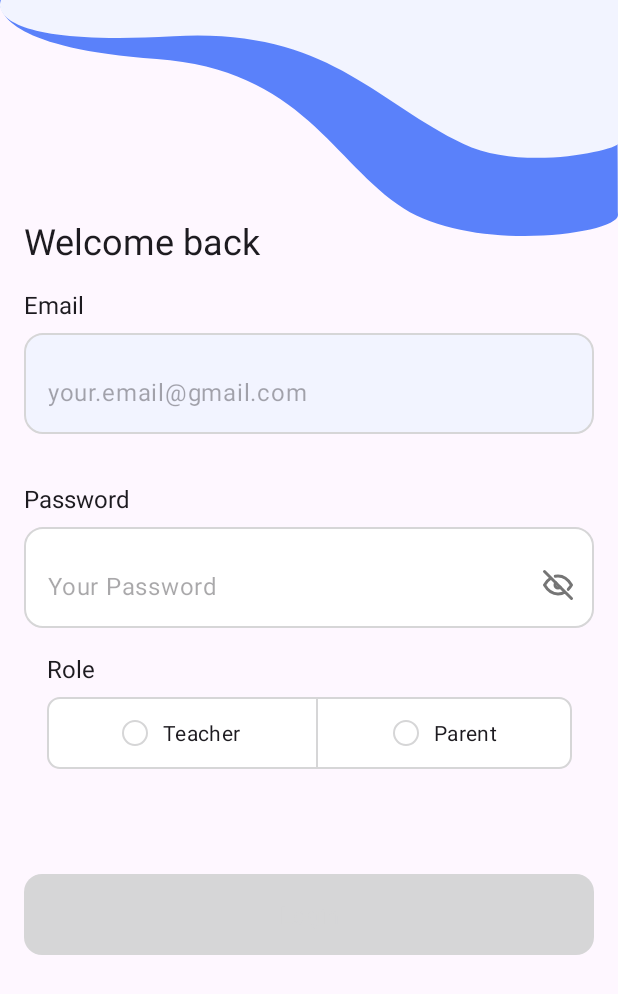
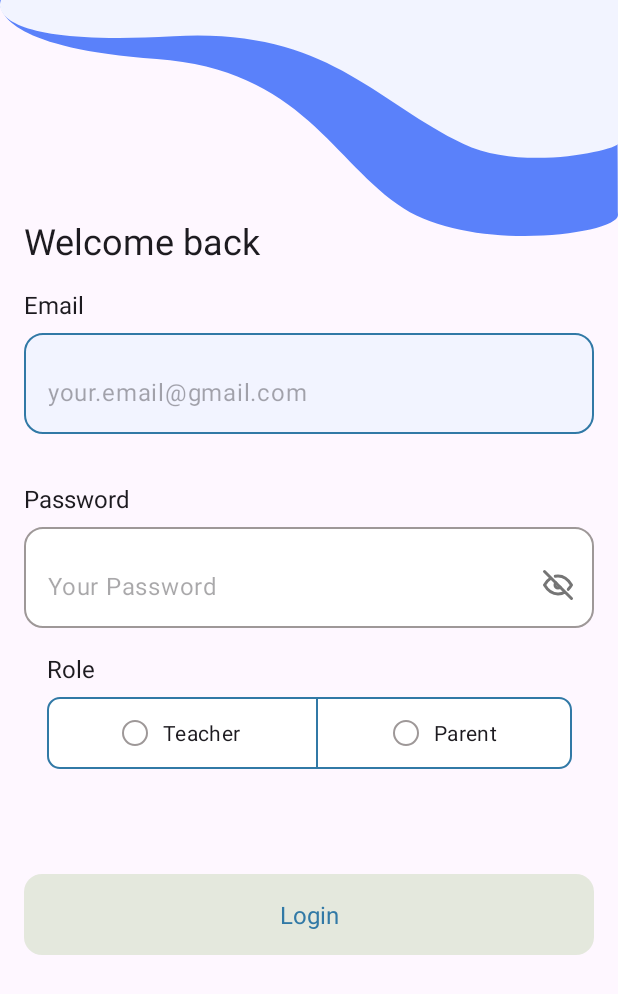
Before and after one commit to HADEER-ESS/school_management, an Android app: the screen it shows after launch (AuthActivity), on a phone screen of 412 x 824 dp. Shown: the top 994 px of the screen. Run offline under Robolectric (Android 15) with nearby library versions, the phone set to English and light mode, and no system bars; our stand-ins replace Dagger/Hilt's generated code.

Commit message:
$ apply the color change to the old code

```diff
--- a/app/src/main/java/com/hadeer/schoolapp/ui/auth/login/LoginFragment.kt
+++ b/app/src/main/java/com/hadeer/schoolapp/ui/auth/login/LoginFragment.kt
@@ -125,7 +125,7 @@ class LoginFragment : Fragment() {
             binding.loginActionBtnInclude.actionBtn.setTextColor(resources.getColor(R.color.white))
         }else{
             binding.loginActionBtnInclude.actionBtn.background = resources.getDrawable(R.drawable.main_inactive_btn_bg)
-            binding.loginActionBtnInclude.actionBtn.setTextColor(resources.getColor(R.color.dark_blue))
+            binding.loginActionBtnInclude.actionBtn.setTextColor(resources.getColor(R.color.primary_color))
         }
     }
 
--- a/app/src/main/res/drawable/edit_text_active_bg.xml
+++ b/app/src/main/res/drawable/edit_text_active_bg.xml
@@ -5,5 +5,5 @@
     >
     <corners android:radius="12dp"/>
     <solid android:color="@color/active_input_bg"/>
-    <stroke android:color="@color/dark_blue" android:width="1dp"/>
+    <stroke android:color="@color/primary_color" android:width="1dp"/>
 </shape>
--- a/app/src/main/res/drawable/edit_text_error.xml
+++ b/app/src/main/res/drawable/edit_text_error.xml
@@ -4,6 +4,6 @@
     android:shape="rectangle"
     >
     <corners android:radius="12dp"/>
-    <solid android:color="@color/error_fad_color" />
-    <stroke android:color="@color/error_color" android:width="1dp"/>
+    <solid android:color="@color/background_red" />
+    <stroke android:color="@color/dark_red" android:width="1dp"/>
 </shape>
--- a/app/src/main/res/drawable/edit_text_inactive_bg.xml
+++ b/app/src/main/res/drawable/edit_text_inactive_bg.xml
@@ -5,5 +5,5 @@
     >
     <corners android:radius="12dp"/>
     <solid android:color="@color/white"/>
-    <stroke android:color="@color/dark_gray" android:width="1dp"/>
+    <stroke android:color="@color/secondary_color" android:width="1dp"/>
 </shape>
--- a/app/src/main/res/drawable/main_active_btn_bg.xml
+++ b/app/src/main/res/drawable/main_active_btn_bg.xml
@@ -3,6 +3,6 @@
     xmlns:android="http://schemas.android.com/apk/res/android"
     android:shape="rectangle"
     >
-    <solid android:color="@color/dark_blue"/>
+    <solid android:color="@color/primary_color"/>
     <corners android:radius="12dp"/>
 </shape>
--- a/app/src/main/res/drawable/main_inactive_btn_bg.xml
+++ b/app/src/main/res/drawable/main_inactive_btn_bg.xml
@@ -3,6 +3,6 @@
     xmlns:android="http://schemas.android.com/apk/res/android"
     android:shape="rectangle"
     >
-    <solid android:color="@color/light_blue"/>
+    <solid android:color="@color/background_primary"/>
     <corners android:radius="12dp"/>
 </shape>
--- a/app/src/main/res/drawable/radio_container_ly.xml
+++ b/app/src/main/res/drawable/radio_container_ly.xml
@@ -3,7 +3,7 @@
     xmlns:android="http://schemas.android.com/apk/res/android"
     android:shape="rectangle"
     >
-    <stroke android:color="@color/dark_blue" android:width="1dp"/>
+    <stroke android:color="@color/primary_color" android:width="1dp"/>
     <corners android:radius="8dp"/>
     <solid android:color="@color/white"/>
 </shape>
--- a/app/src/main/res/drawable/radio_view_active.xml
+++ b/app/src/main/res/drawable/radio_view_active.xml
@@ -3,6 +3,6 @@
     xmlns:android="http://schemas.android.com/apk/res/android"
     android:shape="oval"
     >
-    <solid android:color="@color/dark_blue"/>
+    <solid android:color="@color/primary_color"/>
     <size android:height="17dp" android:width="17dp"/>
 </shape>
--- a/app/src/main/res/drawable/radio_view_inactive.xml
+++ b/app/src/main/res/drawable/radio_view_inactive.xml
@@ -4,6 +4,6 @@
     android:shape="oval"
     >
     <solid android:color="@color/white"/>
-    <stroke android:color="@color/light_gray" android:width="1dp"/>
+    <stroke android:color="@color/secondary_color" android:width="1dp"/>
     <size android:height="17dp" android:width="17dp"/>
 </shape>
--- a/app/src/main/res/layout/fragment_login.xml
+++ b/app/src/main/res/layout/fragment_login.xml
@@ -82,7 +82,7 @@
         app:layout_constraintBottom_toBottomOf="parent"
         app:layout_constraintStart_toStartOf="parent"
         app:layout_constraintEnd_toEndOf="parent"
-        android:indeterminateTint="@color/dark_blue"
+        android:indeterminateTint="@color/primary_color"
         style="?android:attr/progressBarStyleLarge"
         android:visibility="gone"
         />
--- a/app/src/main/res/layout/radio_selection_comp.xml
+++ b/app/src/main/res/layout/radio_selection_comp.xml
@@ -37,7 +37,7 @@
         <View
             android:layout_width="1dp"
             android:layout_height="match_parent"
-            android:background="@color/dark_blue"
+            android:background="@color/primary_color"
             />
         <androidx.appcompat.widget.AppCompatRadioButton
             android:id="@+id/radio_second_option"
```
